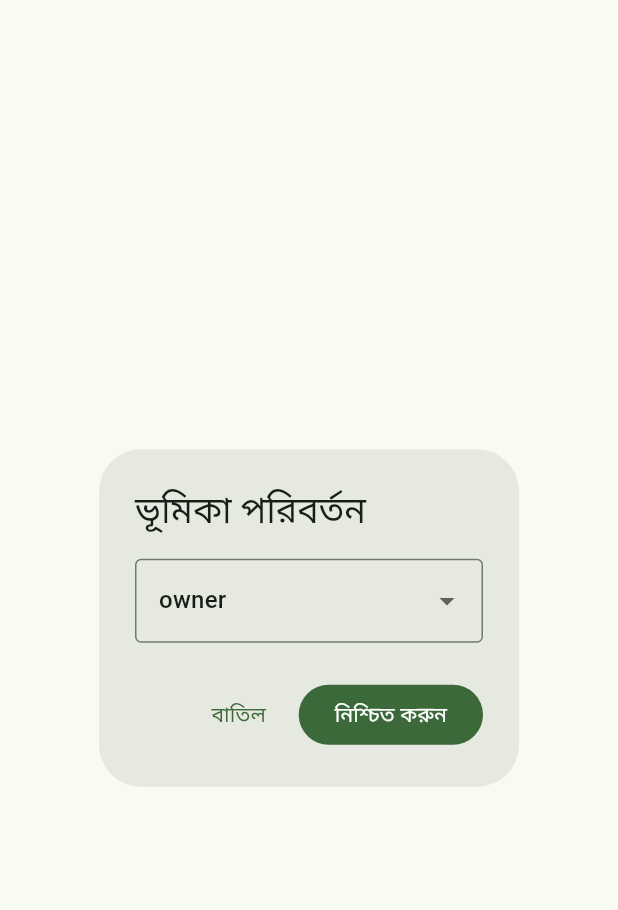
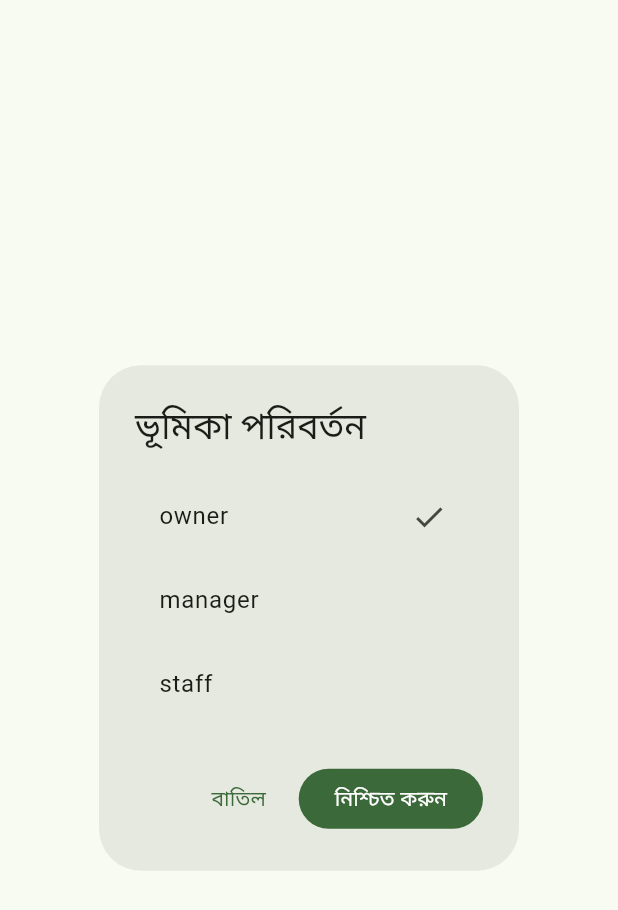
Before and after one commit to akikto/shop-stock-app, a Flutter app: the _RolePickerDialog widget shown alone on an empty page, opened directly with empty values, on a phone screen of 412 x 824 dp. Shown: the top 910 px of the screen. Run offline on Flutter 3.47's test engine with Material 3 defaults, Android fonts, the phone set to English and light mode, and no system bars; our stand-ins replace cached_network_image, connectivity_plus, drift, firebase_core, firebase_messaging, flutter_image_compress and 4 more; accounts and stored records are empty; generated files the repository leaves out were written again; network calls fail; statements that could not run were skipped.

Commit message:
Fix flutter analyze: import ordering and role picker UI
- Sort relative imports in sync_engine, sync_providers, low_stock_screen,
  staff_management_screen (directives_ordering)
- Replace DropdownButtonFormField with simple ListTile role picker

Co-authored-by: akikto <akikto@users.noreply.github.com>

```diff
--- a/lib/features/home/presentation/low_stock_screen.dart
+++ b/lib/features/home/presentation/low_stock_screen.dart
@@ -5,8 +5,8 @@ import '../../../core/localization/app_strings.dart';
 import '../../../models/product.dart';
 import '../../../shared/widgets/error_view.dart';
 import '../../../shared/widgets/loading_indicator.dart';
+import '../../products/presentation/product_detail_screen.dart';
 import '../providers/dashboard_providers.dart';
-import '../../products/presentation/product_detail_screen.dart';
 
 /// Manager/Owner list of products at or below their low-stock limit.
 class LowStockScreen extends ConsumerWidget {
--- a/lib/features/settings/presentation/staff_management_screen.dart
+++ b/lib/features/settings/presentation/staff_management_screen.dart
@@ -7,8 +7,8 @@ import '../../../models/user_role.dart';
 import '../../../repositories/staff_repository.dart';
 import '../../../shared/widgets/error_view.dart';
 import '../../../shared/widgets/loading_indicator.dart';
+import '../providers/staff_providers.dart';
 import 'invite_staff_screen.dart';
-import '../providers/staff_providers.dart';
 
 /// Owner-only staff role and activation management.
 class StaffManagementScreen extends ConsumerWidget {
@@ -153,22 +153,18 @@ class _RolePickerDialogState extends State<_RolePickerDialog> {
   Widget build(BuildContext context) {
     return AlertDialog(
       title: const Text(AppStrings.changeRole),
-      content: DropdownButtonFormField<UserRole>(
-        value: _selected,
-        decoration: const InputDecoration(
-          border: OutlineInputBorder(),
-        ),
-        items: UserRole.values
+      content: Column(
+        mainAxisSize: MainAxisSize.min,
+        children: UserRole.values
             .map(
-              (role) => DropdownMenuItem<UserRole>(
-                value: role,
-                child: Text(role.name),
+              (role) => ListTile(
+                title: Text(role.name),
+                trailing:
+                    _selected == role ? const Icon(Icons.check) : null,
+                onTap: () => setState(() => _selected = role),
               ),
             )
             .toList(),
-        onChanged: (value) {
-          if (value != null) setState(() => _selected = value);
-        },
       ),
       actions: [
         TextButton(
--- a/lib/sync/providers/sync_providers.dart
+++ b/lib/sync/providers/sync_providers.dart
@@ -11,13 +11,13 @@ import '../../repositories/transaction_repository.dart';
 import '../database/sync_database.dart';
 import '../models/pending_transaction.dart' as models;
 import '../models/sync_state.dart';
-import '../sync_bootstrap.dart';
 import '../repositories/offline_aware_transaction_repository.dart';
 import '../repositories/pending_transaction_repository.dart';
 import '../repositories/product_cache_repository.dart';
 import '../services/connectivity_service.dart';
 import '../services/sync_coordinator.dart';
 import '../services/sync_engine.dart';
+import '../sync_bootstrap.dart';
 
 final syncDatabaseProvider = Provider<SyncDatabase>((ref) {
   throw UnimplementedError('SyncDatabase must be overridden at bootstrap');
--- a/lib/sync/services/sync_engine.dart
+++ b/lib/sync/services/sync_engine.dart
@@ -1,10 +1,10 @@
 import '../../repositories/product_repository.dart';
+import '../../repositories/sync_conflict_repository.dart';
 import '../../repositories/transaction_repository.dart';
 import '../models/cached_product.dart';
 import '../models/pending_transaction.dart';
 import '../repositories/pending_transaction_repository.dart';
 import '../repositories/product_cache_repository.dart';
-import '../../repositories/sync_conflict_repository.dart';
 
 typedef SyncInvalidateCallback = void Function();
 
```
